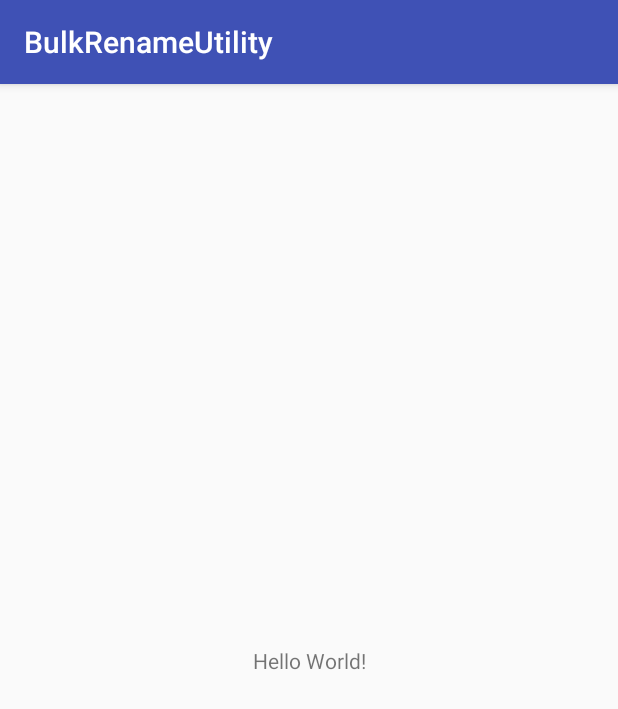
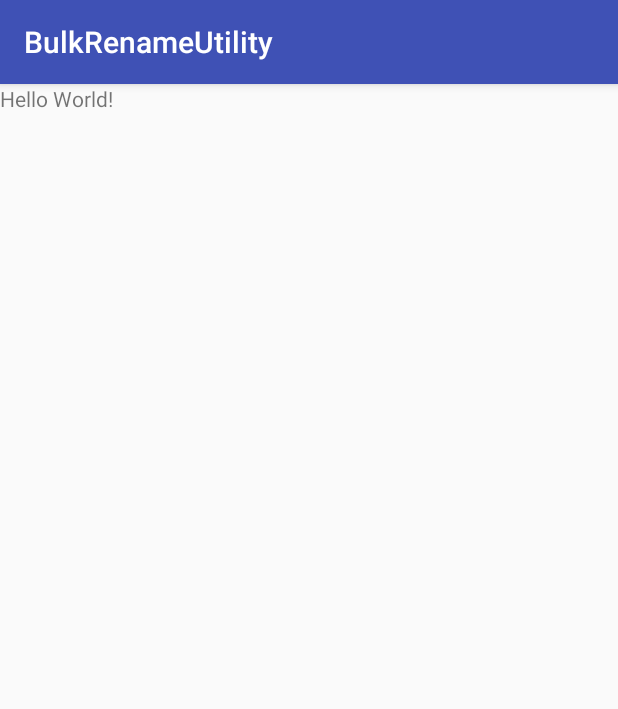
Before and after one commit to b1acKr0se/bulk-rename-utility, an Android app: the screen it shows after launch (MainActivity), on a phone screen of 412 x 824 dp. Shown: the top 709 px of the screen. Run offline under Robolectric (Android 15) with nearby library versions, the phone set to English and light mode, and no system bars.

Commit message:
Config Travis

```diff
--- a/app/build.gradle
+++ b/app/build.gradle
@@ -25,6 +25,5 @@ dependencies {
         exclude group: 'com.android.support', module: 'support-annotations'
     })
     compile 'com.android.support:appcompat-v7:25.1.0'
-    compile 'com.android.support.constraint:constraint-layout:1.0.0-alpha3'
     testCompile 'junit:junit:4.12'
 }
--- a/app/src/main/res/layout/activity_main.xml
+++ b/app/src/main/res/layout/activity_main.xml
@@ -1,8 +1,7 @@
 <?xml version="1.0" encoding="utf-8"?>
-<android.support.constraint.ConstraintLayout
+<FrameLayout
     xmlns:android="http://schemas.android.com/apk/res/android"
     xmlns:tools="http://schemas.android.com/tools"
-    xmlns:app="http://schemas.android.com/apk/res-auto"
     android:id="@+id/activity_main"
     android:layout_width="match_parent"
     android:layout_height="match_parent"
@@ -11,10 +10,6 @@
     <TextView
         android:layout_width="wrap_content"
         android:layout_height="wrap_content"
-        android:text="Hello World!"
-        app:layout_constraintBottom_toBottomOf="@+id/activity_main"
-        app:layout_constraintLeft_toLeftOf="@+id/activity_main"
-        app:layout_constraintRight_toRightOf="@+id/activity_main"
-        app:layout_constraintTop_toTopOf="@+id/activity_main" />
+        android:text="Hello World!" />
 
-</android.support.constraint.ConstraintLayout>
+</FrameLayout>
```
Also changed, not shown: 1 other file.
